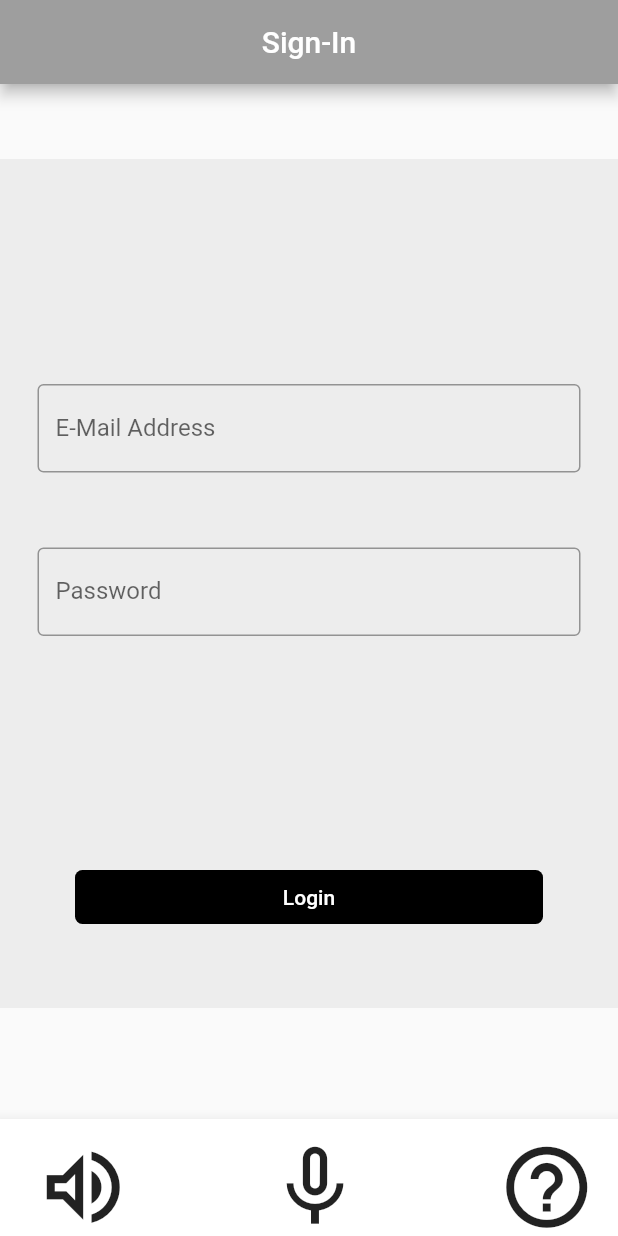
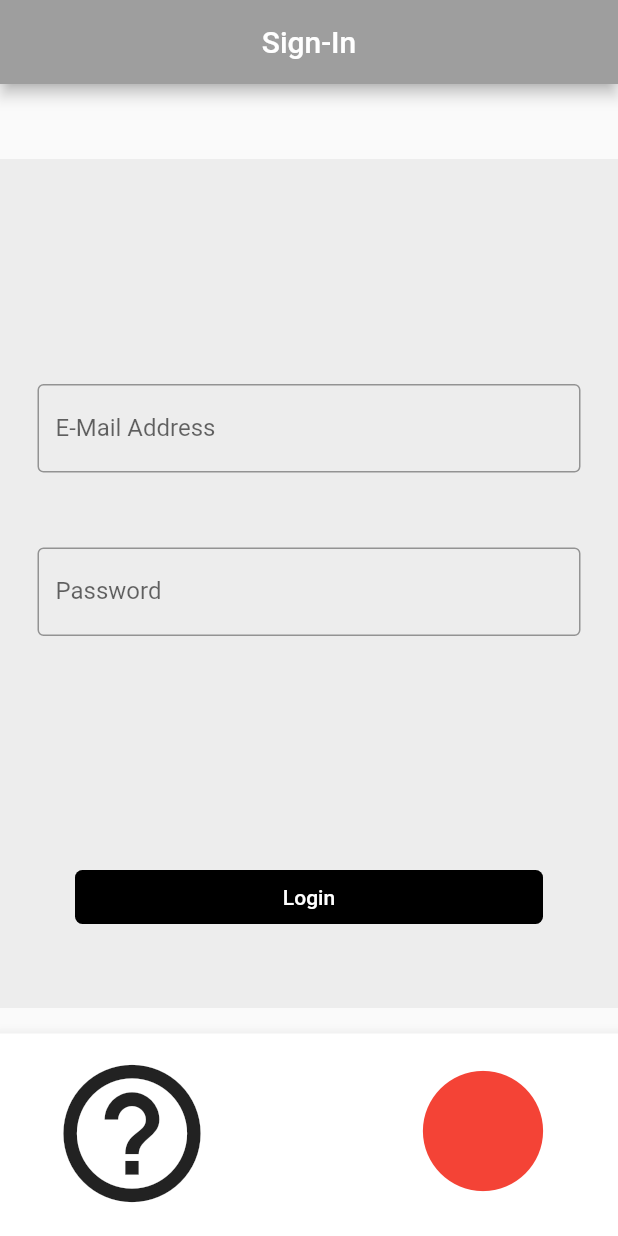
Before and after one commit to umgc/summer2022, a Flutter app: the screen it shows after launch, on a phone screen of 412 x 824 dp. Run offline on Flutter 3.47's test engine with Material 2 defaults, Android fonts, the phone set to English and light mode, and no system bars; drawn by our look-alikes of loader_overlay; our stand-ins replace flutter_secure_storage, flutter_tts, googleapis_auth, image_picker, permission_handler, speech_to_text and 1 more; missing offline and left inert: camera_web, enough_mail, flutter_secure_storage_web, global_configuration, google_mlkit_barcode_scanning, googleapis and 1 more; project files that could hold a hidden picture were left out.

Commit message:
Added push to record button to bottom app bar

```diff
--- a/lib/ui/bottom_app_bar.dart
+++ b/lib/ui/bottom_app_bar.dart
@@ -10,16 +10,18 @@ class BottomBar extends StatefulWidget {
 class BottomBarState extends State<BottomBar> {
   bool micOn = true;
   bool speakerOn = true;
-  double commonIconSize = 65;
+  double commonIconSize = 110;
 
   @override
   Widget build(BuildContext context) {
     return BottomAppBar(
       child: Padding(
         // MODE Dialog Box
-        padding: const EdgeInsets.only(top: 5, bottom: 25, left: 15, right: 40),
+        padding: const EdgeInsets.only(top: 0, bottom: 0, left: 0, right: 0),
         child: Row(
+          mainAxisAlignment: MainAxisAlignment.spaceEvenly,
           children: [
+            /*
             IconButton(
               icon: Icon(
                 (speakerOn == true)
@@ -49,15 +51,35 @@ class BottomBarState extends State<BottomBar> {
                 );
               },
             ),
+            */
+            Padding(
+              // MODE Dialog Box
+              padding: const EdgeInsets.only(top: 0, bottom: 80, left: 25, right: 0),
+              child: IconButton(
+                  icon: Icon(Icons.help_outline, size: commonIconSize),
+                  onPressed: () {
+                    print("Say commands out loud");
+                  }),
+            ),
             const Spacer(),
-            IconButton(
-                icon: Icon(Icons.help_outline, size: commonIconSize),
-                onPressed: () {
-                  print("Say commands out loud");
-                }),
+            recordButton()
           ],
         ),
       ),
     );
   }
+
+  GestureDetector recordButton() {
+    return GestureDetector(
+      onTapDown: (_) => print("Button pressed, Begin Recording"),// Begin Recording
+      onTapUp: (_) {
+        print("Button Un-pressed, Stop Recording");// stop recording
+      },
+      child: Padding(
+    // MODE Dialog Box
+        padding: const EdgeInsets.only(top: 5, bottom: 10, left: 0, right: 30),
+        child: Icon(Icons.fiber_manual_record_rounded, size: commonIconSize + 10, color: Colors.red),
+      )
+    );
+  }
 }
```
